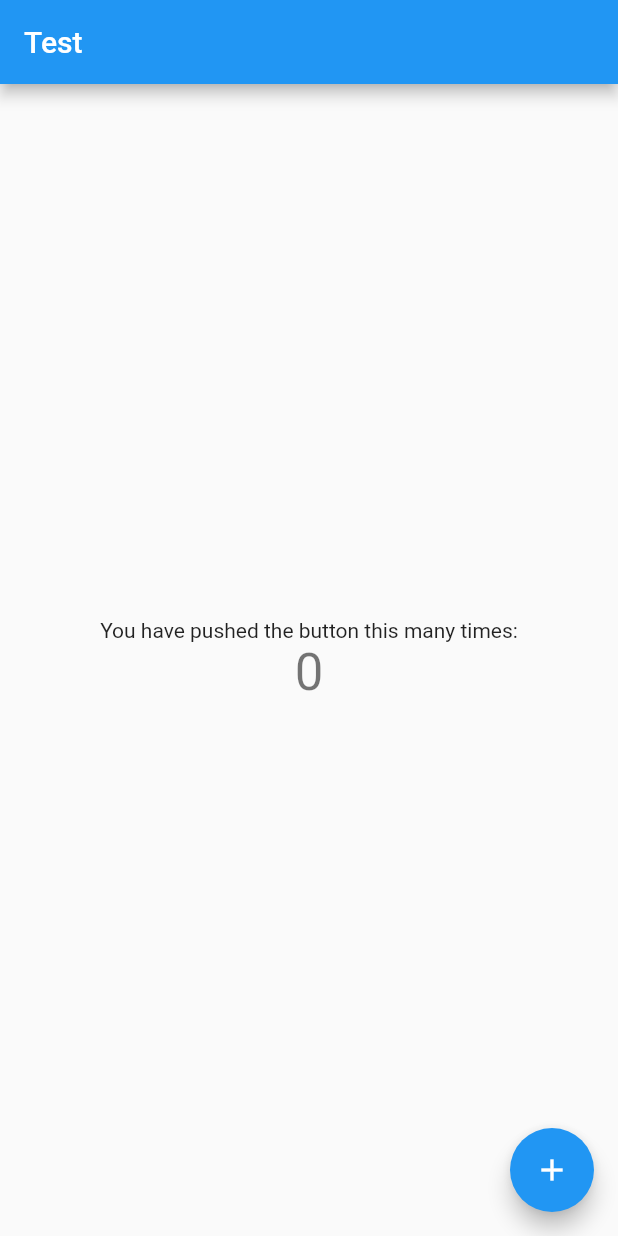
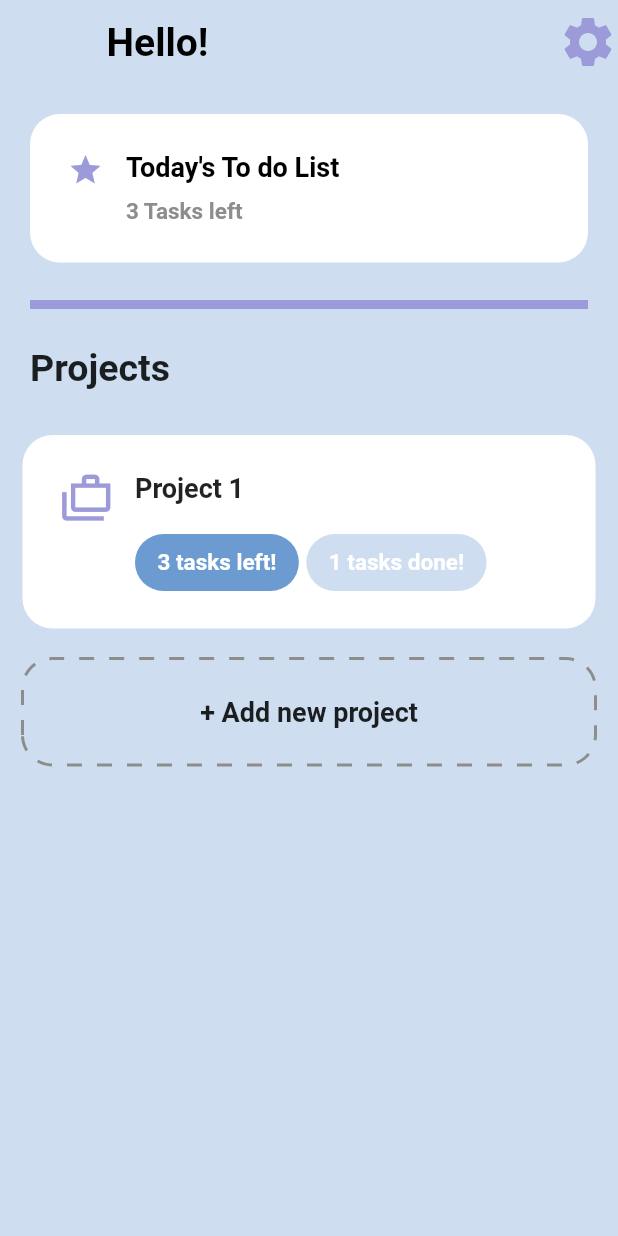
Before and after one commit to adzharzaidi/myrutin, a Flutter app: the screen it shows after launch, on a phone screen of 412 x 824 dp. Run offline on Flutter 3.47's test engine with Material 2 defaults, Android fonts, the phone set to English and light mode, and no system bars; drawn by our look-alikes of dotted_border; Roboto replaces fonts that are missing (PlusJakartaSans-SemiBold).

Commit message:
main page

```diff
--- a/lib/main.dart
+++ b/lib/main.dart
@@ -1,4 +1,6 @@
 import 'package:flutter/material.dart';
+// import 'package:myrutin/screen/details.dart';
+import 'package:myrutin/screen/landing_page.dart';
 
 void main() {
   runApp(const MyApp());
@@ -7,109 +9,12 @@ void main() {
 class MyApp extends StatelessWidget {
   const MyApp({Key? key}) : super(key: key);
 
-  // This widget is the root of your application.
   @override
   Widget build(BuildContext context) {
     return MaterialApp(
-      title: 'Flutter Demo',
-      theme: ThemeData(
-        // This is the theme of your application.
-        //
-        // Try running your application with "flutter run". You'll see the
-        // application has a blue toolbar. Then, without quitting the app, try
-        // changing the primarySwatch below to Colors.green and then invoke
-        // "hot reload" (press "r" in the console where you ran "flutter run",
-        // or simply save your changes to "hot reload" in a Flutter IDE).
-        // Notice that the counter didn't reset back to zero; the application
-        // is not restarted.
-        primarySwatch: Colors.blue,
-      ),
-      home: const MyHomePage(title: 'Test'),
+      theme: ThemeData(fontFamily: 'PlusJakartaSans-SemiBold'),
+      title: 'myRutin',
+      home: LandingPage(),
     );
   }
 }
-
-class MyHomePage extends StatefulWidget {
-  const MyHomePage({Key? key, required this.title}) : super(key: key);
-
-  // This widget is the home page of your application. It is stateful, meaning
-  // that it has a State object (defined below) that contains fields that affect
-  // how it looks.
-
-  // This class is the configuration for the state. It holds the values (in this
-  // case the title) provided by the parent (in this case the App widget) and
-  // used by the build method of the State. Fields in a Widget subclass are
-  // always marked "final".
-
-  final String title;
-
-  @override
-  State<MyHomePage> createState() => _MyHomePageState();
-}
-
-class _MyHomePageState extends State<MyHomePage> {
-  int _counter = 0;
-
-  void _incrementCounter() {
-    setState(() {
-      // This call to setState tells the Flutter framework that something has
-      // changed in this State, which causes it to rerun the build method below
-      // so that the display can reflect the updated values. If we changed
-      // _counter without calling setState(), then the build method would not be
-      // called again, and so nothing would appear to happen.
-      _counter++;
-    });
-  }
-
-  @override
-  Widget build(BuildContext context) {
-    // This method is rerun every time setState is called, for instance as done
-    // by the _incrementCounter method above.
-    //
-    // The Flutter framework has been optimized to make rerunning build methods
-    // fast, so that you can just rebuild anything that needs updating rather
-    // than having to individually change instances of widgets.
-    return Scaffold(
-      appBar: AppBar(
-        // Here we take the value from the MyHomePage object that was created by
-        // the App.build method, and use it to set our appbar title.
-        title: Text(widget.title),
-      ),
-      body: Center(
-        // Center is a layout widget. It takes a single child and positions it
-        // in the middle of the parent.
-        child: Column(
-          // Column is also a layout widget. It takes a list of children and
-          // arranges them vertically. By default, it sizes itself to fit its
-          // children horizontally, and tries to be as tall as its parent.
-          //
-          // Invoke "debug painting" (press "p" in the console, choose the
-          // "Toggle Debug Paint" action from the Flutter Inspector in Android
-          // Studio, or the "Toggle Debug Paint" command in Visual Studio Code)
-          // to see the wireframe for each widget.
-          //
-          // Column has various properties to control how it sizes itself and
-          // how it positions its children. Here we use mainAxisAlignment to
-          // center the children vertically; the main axis here is the vertical
-          // axis because Columns are vertical (the cross axis would be
-          // horizontal).
-          mainAxisAlignment: MainAxisAlignment.center,
-          children: <Widget>[
-            const Text(
-              'You have pushed the button this many times:',
-            ),
-            Text(
-              '$_counter',
-              style: Theme.of(context).textTheme.headline4,
-            ),
-          ],
-        ),
-      ),
-      floatingActionButton: FloatingActionButton(
-        onPressed: _incrementCounter,
-        tooltip: 'Increment',
-        child: const Icon(Icons.add),
-      ), // This trailing comma makes auto-formatting nicer for build methods.
-    );
-  }
-}
--- /dev/null
+++ b/lib/model/project.dart
@@ -0,0 +1,37 @@
+import 'package:flutter/material.dart';
+import 'package:myrutin/utils/constants.dart';
+
+class Project {
+  IconData? iconData;
+  String? title;
+  Color? bgColor;
+  Color? iconColor;
+  Color? btnColor;
+  num? left;
+  num? done;
+  bool isLast;
+
+  Project(
+      {this.iconData,
+      this.title,
+      this.bgColor,
+      this.iconColor,
+      this.btnColor,
+      this.done,
+      this.left,
+      this.isLast = false});
+  static List<Project> generateProject() {
+    return [
+      Project(
+        iconData: Icons.cases_outlined,
+        title: 'Project 1',
+        bgColor: COLOR_PURPLE,
+        iconColor: COLOR_PURPLE,
+        btnColor: COLOR_BLUE,
+        left: 3,
+        done: 1,
+      ),
+      Project(isLast: true)
+    ];
+  }
+}
--- /dev/null
+++ b/lib/screen/details.dart
@@ -0,0 +1,65 @@
+import 'package:flutter/material.dart';
+import 'landing_page.dart';
+
+class DetailsPage extends StatelessWidget {
+  const DetailsPage({Key? key}) : super(key: key);
+
+  @override
+  Widget build(BuildContext context) {
+    final Size size = MediaQuery.of(context).size;
+    return Scaffold(
+      backgroundColor: Color.fromARGB(255, 47, 60, 126),
+      body: CustomScrollView(
+        slivers: [
+          _buildAppBar(context),
+          SliverToBoxAdapter(
+            child: Container(
+              height: 600,
+              decoration: BoxDecoration(
+                color: Color.fromARGB(255, 251, 234, 235),
+                borderRadius: BorderRadius.only(
+                  topLeft: Radius.circular(30),
+                  topRight: Radius.circular(30),
+                  // bottomLeft: Radius.circular(30),
+                  // bottomRight: Radius.circular(30),
+                ),
+              ),
+            ),
+          )
+        ],
+      ),
+    );
+  }
+
+  Widget _buildAppBar(BuildContext context) {
+    return SliverAppBar(
+      expandedHeight: 90,
+      backgroundColor: Color.fromARGB(255, 47, 60, 126),
+      actions: [
+        Icon(
+          Icons.more_vert,
+          size: 40,
+        )
+      ],
+      flexibleSpace: FlexibleSpaceBar(
+        title: Column(
+            mainAxisAlignment: MainAxisAlignment.end,
+            crossAxisAlignment: CrossAxisAlignment.start,
+            children: [
+              Text('Today\'s to do List',
+                  style: TextStyle(
+                    fontWeight: FontWeight.bold,
+                  )),
+              SizedBox(height: 5),
+              Text(
+                'You have 3 task left today',
+                style: TextStyle(
+                  fontSize: 12,
+                  color: Colors.grey,
+                ),
+              )
+            ]),
+      ),
+    );
+  }
+}
--- /dev/null
+++ b/lib/screen/landing_page.dart
@@ -0,0 +1,67 @@
+import 'package:flutter/material.dart';
+import 'package:myrutin/screen/widgets/projects.dart';
+import 'package:myrutin/utils/constants.dart';
+import 'widgets/todays_task.dart';
+
+class LandingPage extends StatelessWidget {
+  @override
+  Widget build(BuildContext context) {
+    return Scaffold(
+      backgroundColor: COLOR_LIGHTBLUE,
+      appBar: _buildAppBar(),
+      body: Column(
+        crossAxisAlignment: CrossAxisAlignment.start,
+        children: [
+          TodaysTask(),
+          Divider(
+            color: COLOR_PURPLE,
+            indent: 20,
+            endIndent: 20,
+            thickness: 6,
+          ),
+          Container(
+            padding: EdgeInsets.all(20),
+            child: Text(
+              'Projects',
+              style: TextStyle(fontSize: 25, fontWeight: FontWeight.bold),
+            ),
+          ),
+          Expanded(
+            child: Projects(),
+          )
+        ],
+      ),
+    );
+  }
+}
+
+AppBar _buildAppBar() {
+  return AppBar(
+    backgroundColor: COLOR_LIGHTBLUE,
+    elevation: 0,
+    title: Row(
+      children: [
+        Container(
+          height: 45,
+          width: 45,
+          child: ClipRRect(
+            borderRadius: BorderRadius.circular(10),
+          ),
+        ),
+        SizedBox(width: 10),
+        Text(
+          'Hello!',
+          style: TextStyle(
+              color: Colors.black, fontSize: 26, fontWeight: FontWeight.bold),
+        )
+      ],
+    ),
+    actions: [
+      Icon(
+        Icons.settings,
+        color: COLOR_PURPLE,
+        size: 40,
+      )
+    ],
+  );
+}
--- /dev/null
+++ b/lib/screen/widgets/projects.dart
@@ -0,0 +1,90 @@
+import 'package:flutter/material.dart';
+import 'package:myrutin/model/project.dart';
+import 'package:myrutin/utils/constants.dart';
+import 'package:dotted_border/dotted_border.dart';
+
+class Projects extends StatelessWidget {
+  final projectsList = Project.generateProject();
+  @override
+  Widget build(BuildContext context) {
+    return Container(
+      margin: EdgeInsets.symmetric(horizontal: 15, vertical: 10),
+      child: ListView.builder(
+          itemCount: projectsList.length,
+          itemBuilder: (BuildContext context, int index) =>
+              projectsList[index].isLast
+                  ? _buildAddProject()
+                  : _buildProject(context, projectsList[index])),
+    );
+  }
+
+  Widget _buildAddProject() {
+    return DottedBorder(
+        padding: EdgeInsets.all(25),
+        borderType: BorderType.RRect,
+        radius: Radius.circular(20),
+        dashPattern: [10, 10],
+        color: COLOR_GREY,
+        strokeWidth: 2,
+        child: Center(
+          child: Text(
+            '+ Add new project',
+            style: TextStyle(fontSize: 18, fontWeight: FontWeight.bold),
+          ),
+        ));
+  }
+
+  Widget _buildProject(BuildContext context, Project project) {
+    return Container(
+      margin: EdgeInsets.only(bottom: 20),
+      padding: EdgeInsets.all(25),
+      decoration: BoxDecoration(
+        color: COLOR_WHITE,
+        borderRadius: BorderRadius.circular(20),
+      ),
+      child: Row(
+        crossAxisAlignment: CrossAxisAlignment.start,
+        children: [
+          Container(
+            child: Icon(project.iconData, color: project.iconColor, size: 35),
+          ),
+          SizedBox(
+            height: 30,
+            width: 15,
+          ),
+          Column(
+            crossAxisAlignment: CrossAxisAlignment.start,
+            children: [
+              Text(
+                project.title!,
+                style: TextStyle(fontSize: 18, fontWeight: FontWeight.bold),
+              ),
+              SizedBox(height: 20),
+              Row(
+                children: [
+                  _buildProjectStatus(project.btnColor!, project.iconColor!,
+                      '${project.left} tasks left!'),
+                  SizedBox(width: 5),
+                  _buildProjectStatus(COLOR_LIGHTBLUE, project.iconColor!,
+                      '${project.done} tasks done!')
+                ],
+              )
+            ],
+          ),
+        ],
+      ),
+    );
+  }
+
+  Widget _buildProjectStatus(Color bgColor, Color textColor, String text) {
+    return Container(
+        padding: EdgeInsets.symmetric(horizontal: 15, vertical: 10),
+        decoration: BoxDecoration(
+            color: bgColor, borderRadius: BorderRadius.circular(20)),
+        child: Text(text,
+            style: TextStyle(
+                color: COLOR_WHITE,
+                fontSize: 15,
+                fontWeight: FontWeight.bold)));
+  }
+}
--- /dev/null
+++ b/lib/screen/widgets/todays_task.dart
@@ -0,0 +1,54 @@
+import 'package:flutter/material.dart';
+import 'package:myrutin/utils/constants.dart';
+
+class TodaysTask extends StatelessWidget {
+  @override
+  Widget build(BuildContext context) {
+    return Container(
+      child: Stack(
+        children: [
+          Container(
+            margin: EdgeInsets.all(20),
+            padding: EdgeInsets.all(25),
+            decoration: BoxDecoration(
+                color: COLOR_WHITE, borderRadius: BorderRadius.circular(20)),
+            child: Row(
+              crossAxisAlignment: CrossAxisAlignment.start,
+              children: [
+                Container(
+                  child: Icon(
+                    Icons.star,
+                    color: COLOR_PURPLE,
+                  ),
+                ),
+                SizedBox(width: 15),
+                Column(
+                  crossAxisAlignment: CrossAxisAlignment.start,
+                  children: [
+                    Text(
+                      'Today\'s To do List',
+                      style: TextStyle(
+                        fontSize: 18,
+                        fontWeight: FontWeight.bold,
+                        color: Colors.black,
+                      ),
+                    ),
+                    SizedBox(height: 10),
+                    Text(
+                      '3 Tasks left',
+                      style: TextStyle(
+                        fontSize: 15,
+                        fontWeight: FontWeight.bold,
+                        color: COLOR_GREY,
+                      ),
+                    ),
+                  ],
+                ),
+              ],
+            ),
+          ),
+        ],
+      ),
+    );
+  }
+}
--- /dev/null
+++ b/lib/utils/constants.dart
@@ -0,0 +1,10 @@
+import 'package:flutter/material.dart';
+
+const COLOR_BLACK = Color.fromRGBO(48, 47, 48, 1.0);
+const COLOR_GREY = Color.fromRGBO(141, 142, 140, 1.0);
+
+const COLOR_WHITE = Colors.white;
+const COLOR_BLUE = Color.fromARGB(255, 107,155,209);
+const COLOR_PINK = Color.fromARGB(255, 251, 234, 235);
+const COLOR_PURPLE = Color.fromARGB(255, 157,154,217);
+const COLOR_LIGHTBLUE = Color.fromARGB(255, 206, 222, 240);
```
Also changed, not shown: pubspec.yaml (+12 -10 lines), assets/fonts/JosefinSans-Italic-VariableFont_wght.ttf (added), assets/fonts/JosefinSans-VariableFont_wght.ttf (added), assets/fonts/PlusJakartaSans-SemiBold.ttf (added), pubspec.lock, 2 other files.
